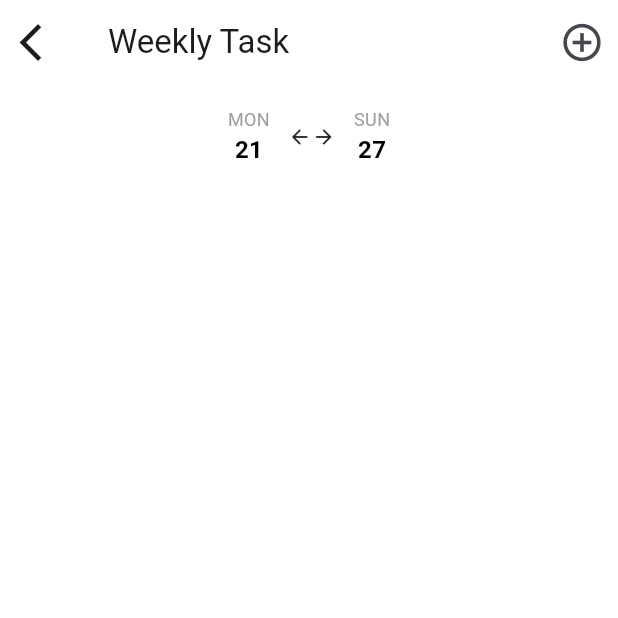
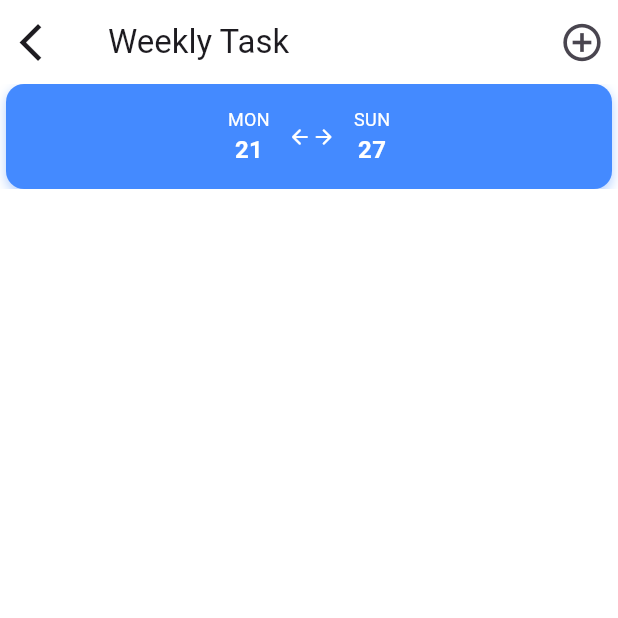
Before and after one commit to inkartk/tasker_app, a Flutter app: the ToDoWeek screen opened by its route, on a phone screen of 412 x 824 dp, the top half of it. Run offline on Flutter 3.47's test engine with Material 3 defaults, Android fonts, the phone set to English and light mode, and no system bars; our stand-ins replace email_validator, firebase_auth, firebase_core, go_router, shared_preferences; accounts and stored records are empty.

Commit message:
add clean architecture

```diff
--- a/lib/common/app_router.dart
+++ b/lib/common/app_router.dart
@@ -5,7 +5,7 @@ import 'package:my_the_best_project/features/auth/pages/reset_password.dart';
 import 'package:my_the_best_project/features/auth/pages/verify_email.dart';
 import 'package:my_the_best_project/features/home/pages/account_page.dart';
 import 'package:my_the_best_project/features/home/pages/navigation_tabbar.dart';
-import 'package:my_the_best_project/features/to_do_list/pages/to_do_week.dart';
+import 'package:my_the_best_project/features/to_do_week/to_do_week.dart';
 
 final GoRouter appRouter = GoRouter(
   routes: [
--- /dev/null
+++ b/lib/common/usecases.dart
@@ -0,0 +1 @@
+class Usecases {}
--- a/lib/features/home/pages/navigation_tabbar.dart
+++ b/lib/features/home/pages/navigation_tabbar.dart
@@ -1,7 +1,7 @@
 import 'package:flutter/material.dart';
 import 'package:my_the_best_project/features/home/tabbar_pages/ai_chat_page.dart';
 import 'package:my_the_best_project/features/home/tabbar_pages/notes_page.dart';
-import 'package:my_the_best_project/features/to_do_list/pages/to_do_list_page.dart';
+import 'package:my_the_best_project/features/todo/presentation/pages/to_do_list_page.dart';
 
 class NavigationTabBar extends StatefulWidget {
   const NavigationTabBar({super.key});
--- a/lib/features/to_do_list/models/to_do_list_model.dart
+++ /dev/null
@@ -1,11 +0,0 @@
-class Task {
-  final String title;
-  final DateTime date;
-  bool isDone;
-
-  Task({
-    required this.title,
-    required this.date,
-    this.isDone = false,
-  });
-}
--- a/lib/features/to_do_list/widgets/week_calendar.dart
+++ b/lib/features/to_do_week/week_calendar.dart
@@ -26,6 +26,24 @@ class _WeekCalendarState extends State<WeekCalendar> {
     super.initState();
     selectedDate = widget.startDate;
     _pageController = PageController(initialPage: initialPage);
+
+    _pageController.addListener(() {
+      final page = _pageController.page;
+      if (page != null) {
+        final weekOffset = page.toInt() - initialPage;
+        final monday = getWeekDays(weekOffset).first;
+        if (!isSameDay(selectedDate, monday)) {
+          setState(() {
+            selectedDate = monday;
+          });
+          widget.onDateSelected(monday);
+        }
+      }
+    });
+  }
+
+  bool isSameDay(DateTime a, DateTime b) {
+    return a.year == b.year && a.month == b.month && a.day == b.day;
   }
 
   @override
@@ -51,22 +69,44 @@ class _WeekCalendarState extends State<WeekCalendar> {
         itemBuilder: (context, index) {
           final weekOffset = index - initialPage;
           final weekDays = getWeekDays(weekOffset);
-
           final monday =
               weekDays.firstWhere((d) => d.weekday == DateTime.monday);
           final sunday =
               weekDays.firstWhere((d) => d.weekday == DateTime.sunday);
 
-          return Row(
+          return AnimatedContainer(
+            duration: const Duration(milliseconds: 200),
+            margin: const EdgeInsets.symmetric(horizontal: 4),
+            decoration: BoxDecoration(
+              color: Colors.blueAccent,
+              borderRadius: BorderRadius.circular(12),
+              boxShadow: [
+                BoxShadow(
+                  color: Colors.blueAccent.withOpacity(0.4),
+                  blurRadius: 6,
+                  offset: const Offset(0, 3),
+                )
+              ],
+            ),
+            child: Row(
               mainAxisAlignment: MainAxisAlignment.center,
               children: [
                 _buildDayWidget(monday),
                 const SizedBox(width: 12),
-              const Icon(Icons.arrow_back_rounded, size: 16),
-              const Icon(Icons.arrow_forward_rounded, size: 16),
+                const Icon(
+                  Icons.arrow_back_rounded,
+                  size: 16,
+                  color: Colors.white,
+                ),
+                const Icon(
+                  Icons.arrow_forward_rounded,
+                  size: 16,
+                  color: Colors.white,
+                ),
                 const SizedBox(width: 12),
                 _buildDayWidget(sunday),
               ],
+            ),
           );
         },
       ),
@@ -92,7 +132,7 @@ class _WeekCalendarState extends State<WeekCalendar> {
             DateFormat.E().format(date).toUpperCase(),
             style: const TextStyle(
               fontSize: 12,
-              color: Colors.grey,
+              color: Colors.white,
             ),
           ),
           Text(
@@ -100,7 +140,7 @@ class _WeekCalendarState extends State<WeekCalendar> {
             style: TextStyle(
               fontSize: 16,
               fontWeight: FontWeight.bold,
-              color: isSelected ? Colors.black : Colors.black,
+              color: isSelected ? Colors.white : Colors.white,
             ),
           ),
         ],
--- /dev/null
+++ b/lib/features/todo/domain/entity/to_do_list_entity.dart
@@ -0,0 +1,12 @@
+class Task {
+  final String id;
+  final String title;
+  final DateTime date;
+  bool isDone;
+
+  Task(
+      {required this.id,
+      required this.title,
+      required this.date,
+      required this.isDone});
+}
--- a/pubspec.yaml
+++ b/pubspec.yaml
@@ -39,6 +39,7 @@ dependencies:
   go_router: ^15.0.0
   intl: ^0.20.2
   animated_list_plus: ^0.5.2
+  shared_preferences: ^2.5.3
 
 
   # The following adds the Cupertino Icons font to your application.
```
Also changed, not shown: lib/features/to_do_list/widgets/textfield.dart (deleted, +0 -29 lines), lib/features/to_do_week/to_do_week.dart (renamed from lib/features/to_do_list/pages/to_do_list_page.dart, +15 -24 lines), lib/features/todo/data/data_source/local_data_source/local_datasource.dart (added, +62 -0 lines), lib/features/todo/data/models/task_model.dart (added, +37 -0 lines), lib/features/todo/data/repository/repository_impl.dart (added, +27 -0 lines), lib/features/todo/domain/repository/repository.dart (added, +7 -0 lines), lib/features/todo/domain/usecases/add_task.dart (added, +12 -0 lines), lib/features/todo/domain/usecases/delete_task.dart (added, +12 -0 lines), lib/features/todo/domain/usecases/get_task.dart (added, +12 -0 lines), lib/features/todo/presentation/pages/to_do_list_page.dart (renamed from lib/features/to_do_list/pages/to_do_week.dart, +28 -16 lines), lib/features/todo/presentation/widgets/calendar.dart (renamed from lib/features/to_do_list/widgets/calendar.dart, +19 -1 lines), lib/features/to_do_week/to_do_week_model.dart (renamed from lib/features/to_do_list/models/to_do_week_model.dart). Lines whose indentation alone changed are shown as unchanged.
